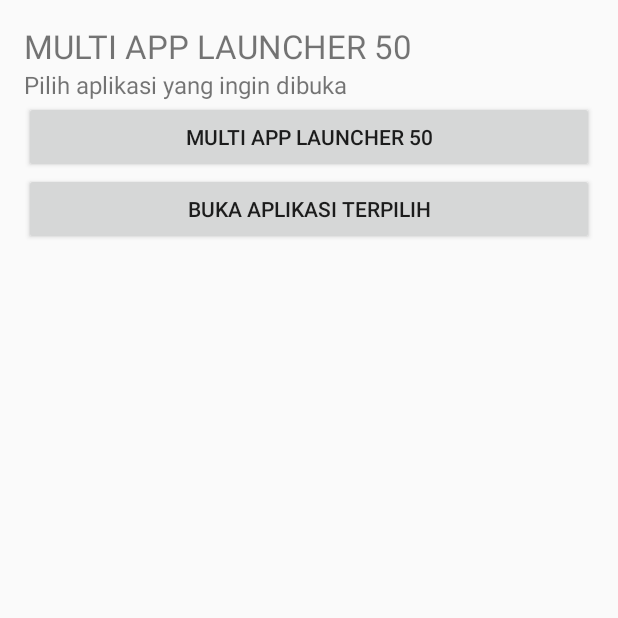
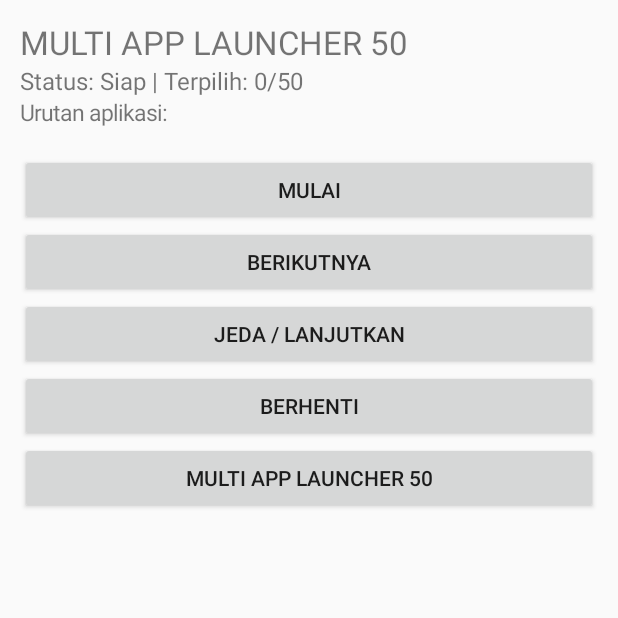
Before and after one commit to faoundnot27-prog/multi-app-launcher-50, an Android app: the screen it shows after launch (MainActivity), on a phone screen of 412 x 824 dp, the top half of it. Run offline under Robolectric (Android 15) with nearby library versions, the phone set to English and light mode, and no system bars.

Commit message:
Update MainActivity.kt

```diff
--- a/app/src/main/java/com/example/multiapplauncher50/MainActivity.kt
+++ b/app/src/main/java/com/example/multiapplauncher50/MainActivity.kt
@@ -3,7 +3,6 @@ package com.example.multiapplauncher50
 import android.app.Activity
 import android.os.Bundle
 import android.content.Intent
-import android.content.pm.PackageManager
 import android.widget.Button
 import android.widget.LinearLayout
 import android.widget.ScrollView
@@ -14,13 +13,34 @@ class MainActivity : Activity() {
 
     private val selectedApps = mutableListOf<String>()
     private lateinit var status: TextView
+    private lateinit var queue: TextView
+    private lateinit var appList: LinearLayout
+
+    private var currentIndex = 0
+    private var running = false
+    private var paused = false
+
+    private val prefs by lazy {
+        getSharedPreferences("launcher_data", MODE_PRIVATE)
+    }
 
     override fun onCreate(savedInstanceState: Bundle?) {
         super.onCreate(savedInstanceState)
 
+        selectedApps.addAll(
+            prefs.getString("selected_apps", "")
+                ?.split("\n")
+                ?.filter { it.isNotBlank() }
+                ?: emptyList()
+        )
+
+        currentIndex = prefs.getInt("current_index", 0)
+        running = prefs.getBoolean("running", false)
+        paused = prefs.getBoolean("paused", false)
+
         val layout = LinearLayout(this).apply {
             orientation = LinearLayout.VERTICAL
-            setPadding(24, 24, 24, 24)
+            setPadding(20, 20, 20, 20)
         }
 
         val title = TextView(this).apply {
@@ -29,42 +49,94 @@ class MainActivity : Activity() {
         }
 
         status = TextView(this).apply {
-            text = "Pilih aplikasi yang ingin dibuka"
             textSize = 16f
         }
 
-        val scroll = ScrollView(this)
-        val appList = LinearLayout(this).apply {
+        queue = TextView(this).apply {
+            textSize = 15f
+        }
+
+        appList = LinearLayout(this).apply {
             orientation = LinearLayout.VERTICAL
         }
 
-        val launchButton = Button(this).apply {
-            text = "BUKA APLIKASI TERPILIH"
-            setOnClickListener { launchApps() }
+        val scroll = ScrollView(this)
+        scroll.addView(appList)
+
+        val startButton = Button(this).apply {
+            text = "MULAI"
+            setOnClickListener { startSequence() }
+        }
+
+        val nextButton = Button(this).apply {
+            text = "BERIKUTNYA"
+            setOnClickListener { nextApp() }
+        }
+
+        val pauseButton = Button(this).apply {
+            text = "JEDA / LANJUTKAN"
+            setOnClickListener { togglePause() }
+        }
+
+        val stopButton = Button(this).apply {
+            text = "BERHENTI"
+            setOnClickListener { stopSequence() }
         }
 
         layout.addView(title)
         layout.addView(status)
-        layout.addView(scroll)
-        layout.addView(launchButton)
-        scroll.addView(appList)
+        layout.addView(queue)
+        layout.addView(startButton)
+        layout.addView(nextButton)
+        layout.addView(pauseButton)
+        layout.addView(stopButton)
+
+        layout.addView(
+            scroll,
+            LinearLayout.LayoutParams(
+                LinearLayout.LayoutParams.MATCH_PARENT,
+                0,
+                1f
+            )
+        )
 
         setContentView(layout)
 
-        loadApps(appList)
+        loadApps()
+        updateDisplay()
     }
 
-    private fun loadApps(container: LinearLayout) {
-        val intent = Intent(Intent.ACTION_MAIN).addCategory(Intent.CATEGORY_LAUNCHER)
+    private fun saveData() {
+        prefs.edit()
+            .putString("selected_apps", selectedApps.joinToString("\n"))
+            .putInt("current_index", currentIndex)
+            .putBoolean("running", running)
+            .putBoolean("paused", paused)
+            .apply()
+    }
+
+    private fun loadApps() {
+        appList.removeAllViews()
+
+        val intent = Intent(Intent.ACTION_MAIN)
+            .addCategory(Intent.CATEGORY_LAUNCHER)
+
         val apps = packageManager.queryIntentActivities(intent, 0)
 
-        apps.sortedBy { it.loadLabel(packageManager).toString() }
-            .forEach { info ->
+        apps.sortedBy {
+            it.loadLabel(packageManager).toString()
+        }.forEach { info ->
+
             val name = info.loadLabel(packageManager).toString()
             val packageName = info.activityInfo.packageName
 
             val button = Button(this).apply {
-                    text = if (selectedApps.contains(packageName)) "✓ $name" else name
+                text = if (selectedApps.contains(packageName)) {
+                    "✓ $name"
+                } else {
+                    name
+                }
+
                 setOnClickListener {
                     if (selectedApps.contains(packageName)) {
                         selectedApps.remove(packageName)
@@ -80,27 +152,102 @@ class MainActivity : Activity() {
                         ).show()
                     }
 
-                        status.text = "Terpilih: ${selectedApps.size}/50"
+                    currentIndex = 0
+                    running = false
+                    paused = false
+                    saveData()
+                    updateDisplay()
                 }
             }
 
-                container.addView(button)
+            appList.addView(button)
         }
     }
 
-    private fun launchApps() {
+    private fun startSequence() {
         if (selectedApps.isEmpty()) {
-            Toast.makeText(this, "Pilih aplikasi dahulu", Toast.LENGTH_SHORT).show()
+            Toast.makeText(
+                this,
+                "Pilih aplikasi dahulu",
+                Toast.LENGTH_SHORT
+            ).show()
             return
         }
 
-        val firstApp = selectedApps.first()
-        val launchIntent = packageManager.getLaunchIntentForPackage(firstApp)
+        currentIndex = 0
+        running = true
+        paused = false
+        saveData()
+        launchCurrentApp()
+    }
+
+    private fun nextApp() {
+        if (!running) {
+            Toast.makeText(this, "Tekan MULAI dahulu", Toast.LENGTH_SHORT).show()
+            return
+        }
+
+        if (paused) {
+            Toast.makeText(this, "Lanjutkan dahulu", Toast.LENGTH_SHORT).show()
+            return
+        }
+
+        currentIndex++
+
+        if (currentIndex >= selectedApps.size) {
+            stopSequence()
+            Toast.makeText(this, "Semua aplikasi selesai dibuka", Toast.LENGTH_LONG).show()
+            return
+        }
+
+        saveData()
+        launchCurrentApp()
+    }
+
+    private fun launchCurrentApp() {
+        if (currentIndex !in selectedApps.indices) return
+
+        val packageName = selectedApps[currentIndex]
+        val launchIntent = packageManager.getLaunchIntentForPackage(packageName)
 
         if (launchIntent != null) {
+            updateDisplay()
             startActivity(launchIntent)
         } else {
-            Toast.makeText(this, "Aplikasi tidak dapat dibuka", Toast.LENGTH_SHORT).show()
+            Toast.makeText(
+                this,
+                "Aplikasi tidak ditemukan",
+                Toast.LENGTH_SHORT
+            ).show()
         }
     }
+
+    private fun togglePause() {
+        if (!running) return
+
+        paused = !paused
+        saveData()
+        updateDisplay()
     }
+
+    private fun stopSequence() {
+        running = false
+        paused = false
+        currentIndex = 0
+        saveData()
+        updateDisplay()
+    }
+
+    private fun updateDisplay() {
+        status.text = when {
+            !running -> "Status: Siap | Terpilih: ${selectedApps.size}/50"
+            paused -> "Status: Dijeda"
+            else -> "Status: Berjalan | Aplikasi ${currentIndex + 1}/${selectedApps.size}"
+        }
+
+        queue.text = "Urutan aplikasi:\n" +
+            selectedApps.mapIndexed { index, packageName ->
+                "${index + 1}. $packageName"
+            }.joinToString("\n")
+    }
+}
```
Lines whose indentation alone changed are shown as unchanged.
